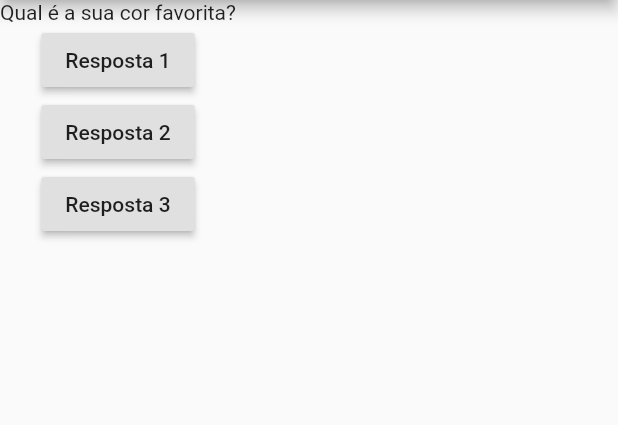
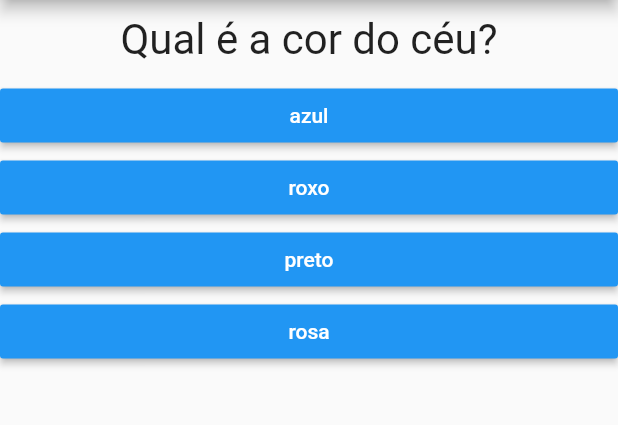
Before and after one commit to scmfaria/flutter_questions_project, a Flutter app: the screen it shows after launch, on a phone screen of 412 x 824 dp, the part 84-509 px from its top. Run offline on Flutter 3.47's test engine with Material 2 defaults, Android fonts, the phone set to English and light mode, and no system bars; missing offline and left inert: dart:html.

Commit message:
add questions and answers in project

```diff
--- /dev/null
+++ b/lib/answer.dart
@@ -0,0 +1,21 @@
+import 'package:flutter/material.dart';
+
+class Answer extends StatelessWidget {
+  final String text;
+  final void Function() onPressed;
+
+  Answer(this.text, this.onPressed);
+
+  @override
+  Widget build(BuildContext context) {
+    return Container(
+      width: double.infinity,
+      child: RaisedButton(
+        textColor: Colors.white,
+        color: Colors.blue,
+        child: Text(text),
+          onPressed: onPressed,
+        ),
+    );
+  }
+}
--- a/lib/main.dart
+++ b/lib/main.dart
@@ -1,5 +1,7 @@
 
 import 'package:flutter/material.dart';
+import './quiz.dart';
+import './result.dart';
 
 main() => runApp(QuestionApp());
 
@@ -13,46 +15,72 @@ main() => runApp(QuestionApp());
 // essa classe é Stateless, ou seja, ela nao tem estado, entao todas as variaveis dentro dela devem ser 'final'
 // se eu tentar mudar o valor de uma variavel dentro de um componente Stateless (ex: incrementar uma variavel), eu estou violando o estado.
 
-class QuestionAppState extends State<QuestionApp> {
+class _QuestionAppState extends State<QuestionApp> {
   // essa classe vai gerar o estado
-  var answersSelected = 0;
+  var _answersSelected = 0;
+  var _totalPoint = 0;
 
-  void answers() {
+  void _answers(int point) {
+    if(hasSelectedQuestion) {
+      setState(() {
+        _answersSelected++;
+        _totalPoint += point;
+      });
+    }
+  }
+
+  void _restartQuiz() {
     setState(() {
-      answersSelected++;
+      _answersSelected = 0;
+      _totalPoint = 0;
     });
-    print('Pergunta respondida');
+  }
+
+  // o Map aceita um tipo mais generico, por isso foi usado aqui
+  final List<Map<String, Object>> _questions = const [
+    {
+      'text': 'Qual é a cor do céu?',
+      'answer': [
+        {'text': 'azul', 'point': 10 },
+        {'text': 'roxo', 'point': 8 },
+        {'text': 'preto', 'point': 9 },
+        {'text': 'rosa', 'point': 9 },
+      ],
+    },
+    {
+      'text': 'Qual é o melhor amigo do homem?',
+      'answer': [
+        {'text': 'cachorro', 'point': 10 },
+        {'text': 'gato', 'point': 5 },
+        {'text': 'passaro', 'point': 5 },
+        {'text': 'borboleta', 'point': 3 },
+      ],
+    },
+    {
+      'text': 'Quem é o melhor professor de TI do mundo?',
+      'answer': [
+        {'text': 'Maria', 'point': 10 },
+        {'text': 'Joao', 'point': 3 },
+        {'text': 'Pedro', 'point': 9 },
+        {'text': 'Ana', 'point': 8 },
+      ],
+    },
+  ];
+
+  bool get hasSelectedQuestion {
+    return _answersSelected < _questions.length;
   }
 
   @override
   Widget build(BuildContext context) {
-    final questions = [
-      'Qual é a sua cor favorita?',
-      'Qual é seu animal favorito'
-    ];
-
     return MaterialApp(
       home: Scaffold(
         appBar: AppBar(
           title: Text('Perguntas'),
         ),
-        body: Column(
-          children: [ // aqui sim ele permite colocar uma lista de Widgets
-            Text(questions[answersSelected]),
-            RaisedButton(
-              child: Text('Resposta 1'),
-              onPressed: answers,
-            ),
-            RaisedButton(
-              child: Text('Resposta 2'),
-              onPressed: answers,
-            ),
-            RaisedButton(
-              child: Text('Resposta 3'),
-              onPressed: answers,
-            ),
-          ],
-        ),
+        body: hasSelectedQuestion ?
+          Quiz(answer: _answers, questions: _questions, selectedQuestion: _answersSelected) :
+          Result(_totalPoint, _restartQuiz)
       ),
     );
   }
@@ -61,8 +89,8 @@ class QuestionAppState extends State<QuestionApp> {
 class QuestionApp extends StatefulWidget {
 
   @override
-  QuestionAppState createState() {
-    return QuestionAppState();
+  _QuestionAppState createState() {
+    return _QuestionAppState();
   }
 
 }
--- /dev/null
+++ b/lib/question.dart
@@ -0,0 +1,24 @@
+
+import 'package:flutter/material.dart';
+
+class Question extends StatelessWidget {
+
+  final String text;
+
+  Question(this.text);
+
+  @override
+  Widget build(BuildContext context) {
+    return Container(
+      width: double.infinity, // largura: valor maximo do double
+      margin: EdgeInsets.all(10), // margem para todos os lados sendo o mesmo valor
+      child: Text(
+        text,
+        style: TextStyle(fontSize: 28),
+        textAlign: TextAlign.center,
+      ),
+    );
+  }
+}
+
+// EdgeInsets.fromLTRB(left, top, right, bottom) -> margem para left, top, right, bottom
--- /dev/null
+++ b/lib/quiz.dart
@@ -0,0 +1,35 @@
+import 'package:flutter/material.dart';
+
+import './question.dart';
+import './answer.dart';
+
+class Quiz extends StatelessWidget {
+  final int selectedQuestion;
+  final List<Map<String, Object>> questions;
+  final void Function(int) answer;
+
+  Quiz({
+    this.selectedQuestion,
+    this.answer,
+    this.questions,
+  });
+
+  bool get hasSelectedQuestion {
+    return selectedQuestion < questions.length;
+  }
+
+  @override
+  Widget build(BuildContext context) {
+
+    List<Map<String, Object>> answers = hasSelectedQuestion ?  questions[selectedQuestion]['answer'] : null;
+
+    return Column(
+      children: [ // aqui sim ele permite colocar uma lista de Widgets
+        Question(questions[selectedQuestion]['text']), // primeiro passa a posição da lista e depois pega a partir da chave do Map
+        ...answers
+          .map((resp) => Answer(resp['text'], () => answer(resp['point'])))
+          .toList(), // aqui ele vai pegar os elementos dessa lista e jogar dentro da lista de children, dentro de Column
+      ],
+    );
+  }
+}
```
Also changed, not shown: lib/result.dart (added, +47 -0 lines), 3 other files.
